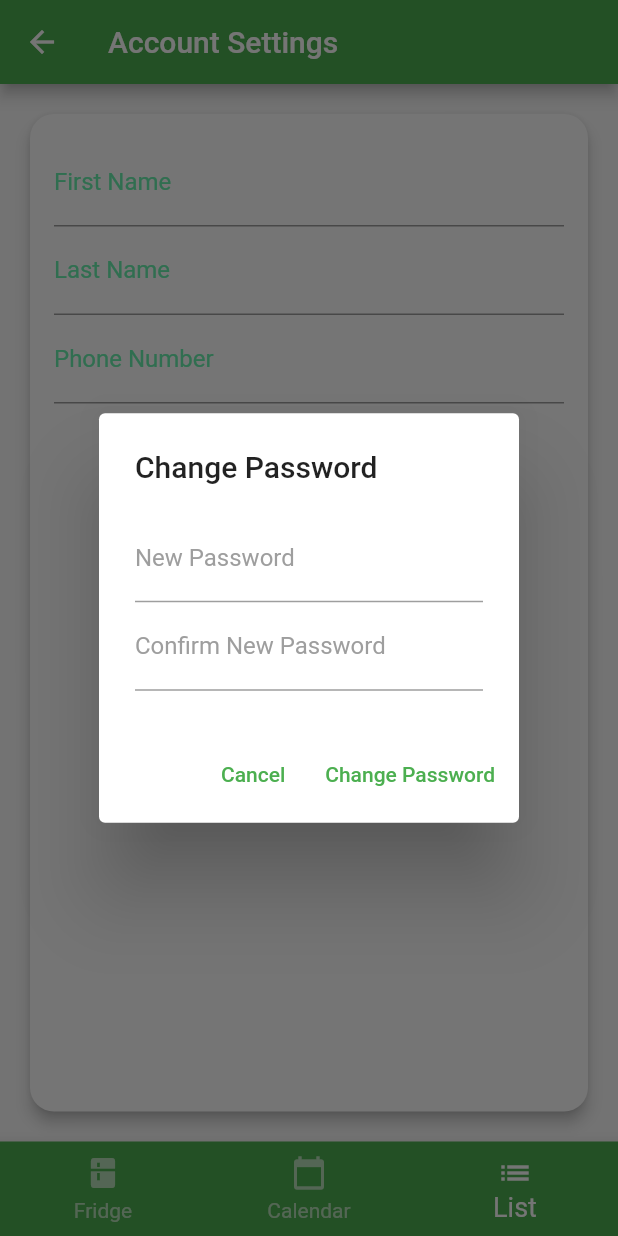
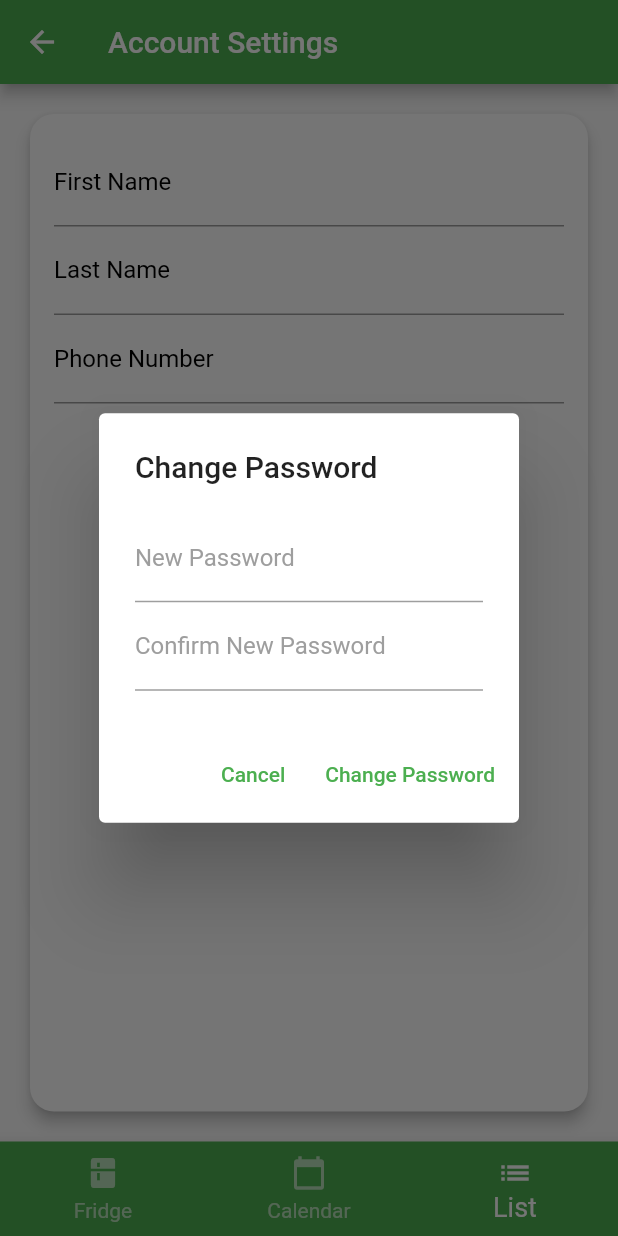
Before and after one commit to perezjovany/COP4331-Large-Project, a Flutter app: the AccountPage screen opened by its route, item 2 of the bottom bar chosen, after a tap on "Change Password", on a phone screen of 412 x 824 dp. Run offline on Flutter 3.47's test engine with Material 2 defaults, Android fonts, the phone set to English and light mode, and no system bars; our stand-ins replace flutter_secure_storage, flutter_typeahead, shared_preferences, syncfusion_flutter_calendar; missing offline and left inert: scan; accounts and stored records are empty; network calls fail.

Commit message:
black text

```diff
--- a/lib/account.dart
+++ b/lib/account.dart
@@ -80,10 +80,7 @@ class State_Account extends State<AccountPage> {
       print('URL: $url'); // print the URL for debugging
 
       var token = await getToken();
-      var headers = {
-        'Content-Type': 'application/json',
-        'Authorization': 'Bearer $token'
-      };
+      var headers = {'Content-Type': 'application/json', 'Authorization': 'Bearer $token'};
 
       var response = await http.get(url, headers: headers);
 
@@ -107,8 +104,7 @@ class State_Account extends State<AccountPage> {
               isVerified: userRes['isVerified'],
               daysLeft: userRes['daysLeft'] ?? 0,
               // Use 0 if daysLeft is null
-              isLightMode: userRes['isLightMode'] ??
-                  false); // Use false if isLightMode is null
+              isLightMode: userRes['isLightMode'] ?? false); // Use false if isLightMode is null
         });
       } else {
         _showErrorDialog(res['error']);
@@ -124,10 +120,7 @@ class State_Account extends State<AccountPage> {
     print('URL: $url'); // print the URL for debugging
 
     var token = await getToken();
-    var headers = {
-      'Content-Type': 'application/json',
-      'Authorization': 'Bearer $token'
-    };
+    var headers = {'Content-Type': 'application/json', 'Authorization': 'Bearer $token'};
 
     var body = jsonEncode({
       'userId': user.userId,
@@ -156,13 +149,11 @@ class State_Account extends State<AccountPage> {
   Widget build(BuildContext context) {
     return Scaffold(
       appBar: AppBar(
-        title: Text('Account Settings'), // Updated to use AppBar
+        title: const Text('Account Settings'), // Updated to use AppBar
       ),
-      body:
-      _user != null ? _buildUserForm(_user!) : CircularProgressIndicator(),
+      body: _user != null ? _buildUserForm(_user!) : const CircularProgressIndicator(),
       bottomNavigationBar: const bottomBar(
-        selectedIndex:
-        2, // Sets the selected index of the bottom navigation bar to 2
+        selectedIndex: 2, // Sets the selected index of the bottom navigation bar to 2
       ),
     );
   }
@@ -172,14 +163,14 @@ class State_Account extends State<AccountPage> {
       context: context,
       builder: (BuildContext dialogContext) {
         return AlertDialog(
-          title: Text('Error'),
+          title: const Text('Error'),
           content: Text(errorMessage),
           actions: [
             TextButton(
               onPressed: () {
                 Navigator.of(dialogContext).pop();
               },
-              child: Text('OK'),
+              child: const Text('OK'),
             ),
           ],
         );
@@ -218,14 +209,14 @@ class State_Account extends State<AccountPage> {
           context: context,
           builder: (BuildContext successDialogContext) {
             return AlertDialog(
-              title: Text('Success'),
-              content: Text('Password successfully changed.'),
+              title: const Text('Success'),
+              content: const Text('Password successfully changed.'),
               actions: [
                 TextButton(
                   onPressed: () {
                     Navigator.of(successDialogContext).pop();
                   },
-                  child: Text('OK'),
+                  child: const Text('OK'),
                 ),
               ],
             );
@@ -237,14 +228,14 @@ class State_Account extends State<AccountPage> {
           context: context,
           builder: (BuildContext errorDialogContext) {
             return AlertDialog(
-              title: Text('Error'),
-              content: Text('An error occurred while changing the password.'),
+              title: const Text('Error'),
+              content: const Text('An error occurred while changing the password.'),
               actions: [
                 TextButton(
                   onPressed: () {
                     Navigator.of(errorDialogContext).pop();
                   },
-                  child: Text('OK'),
+                  child: const Text('OK'),
                 ),
               ],
             );
@@ -257,14 +248,14 @@ class State_Account extends State<AccountPage> {
         context: context,
         builder: (BuildContext errorDialogContext) {
           return AlertDialog(
-            title: Text('Error'),
-            content: Text('An error occurred while changing the password.'),
+            title: const Text('Error'),
+            content: const Text('An error occurred while changing the password.'),
             actions: [
               TextButton(
                 onPressed: () {
                   Navigator.of(errorDialogContext).pop();
                 },
-                child: Text('OK'),
+                child: const Text('OK'),
               ),
             ],
           );
@@ -279,13 +270,13 @@ class State_Account extends State<AccountPage> {
       context: context,
       builder: (BuildContext dialogContext) {
         return AlertDialog(
-          title: Text('Change Password'),
+          title: const Text('Change Password'),
           content: Column(
             mainAxisSize: MainAxisSize.min,
             children: [
               TextFormField(
                 controller: newPasswordController,
-                decoration: InputDecoration(
+                decoration: const InputDecoration(
                   labelText: 'New Password',
                   labelStyle: TextStyle(color: Colors.grey), // Grey text color for the label
                   hintStyle: TextStyle(color: Colors.grey), // Grey hint text color
@@ -303,7 +294,7 @@ class State_Account extends State<AccountPage> {
               ),
               TextFormField(
                 controller: confirmPasswordController,
-                decoration: InputDecoration(
+                decoration: const InputDecoration(
                   labelText: 'Confirm New Password',
                   labelStyle: TextStyle(color: Colors.grey), // Grey text color for the label
                   hintStyle: TextStyle(color: Colors.grey), // Grey hint text color
@@ -326,7 +317,7 @@ class State_Account extends State<AccountPage> {
               onPressed: () {
                 Navigator.of(dialogContext).pop();
               },
-              child: Text('Cancel'),
+              child: const Text('Cancel'),
             ),
             TextButton(
               onPressed: () {
@@ -337,14 +328,14 @@ class State_Account extends State<AccountPage> {
                       context: context,
                       builder: (BuildContext errorDialogContext) {
                         return AlertDialog(
-                          title: Text('Error'),
-                          content: Text('Passwords do not match.'),
+                          title: const Text('Error'),
+                          content: const Text('Passwords do not match.'),
                           actions: [
                             TextButton(
                               onPressed: () {
                                 Navigator.of(errorDialogContext).pop();
                               },
-                              child: Text('OK'),
+                              child: const Text('OK'),
                             ),
                           ],
                         );
@@ -356,7 +347,7 @@ class State_Account extends State<AccountPage> {
                   }
                 }
               },
-              child: Text('Change Password'),
+              child: const Text('Change Password'),
             ),
           ],
         );
@@ -380,9 +371,8 @@ class State_Account extends State<AccountPage> {
               children: <Widget>[
                 TextFormField(
                   controller: user.firstNameController,
-                  decoration: const InputDecoration(
-                    labelText: 'First Name',
-                  ),
+                  decoration:
+                      const InputDecoration(labelText: 'First Name', labelStyle: TextStyle(color: Colors.black)),
                   validator: (value) {
                     if (value == null || value.isEmpty) {
                       return 'Please enter your first name';
@@ -392,9 +382,7 @@ class State_Account extends State<AccountPage> {
                 ),
                 TextFormField(
                   controller: user.lastNameController,
-                  decoration: const InputDecoration(
-                    labelText: 'Last Name',
-                  ),
+                  decoration: const InputDecoration(labelText: 'Last Name', labelStyle: TextStyle(color: Colors.black)),
                   validator: (value) {
                     if (value == null || value.isEmpty) {
                       return 'Please enter your last name';
@@ -404,9 +392,8 @@ class State_Account extends State<AccountPage> {
                 ),
                 TextFormField(
                   controller: user.phoneController,
-                  decoration: const InputDecoration(
-                    labelText: 'Phone Number',
-                  ),
+                  decoration:
+                      const InputDecoration(labelText: 'Phone Number', labelStyle: TextStyle(color: Colors.black)),
                   validator: (value) {
                     if (value == null || value.isEmpty) {
                       return 'Please enter your phone number';
@@ -414,7 +401,7 @@ class State_Account extends State<AccountPage> {
                     return null;
                   },
                 ),
-                SizedBox(height: 16),
+                const SizedBox(height: 16),
                 ElevatedButton(
                   onPressed: () {
                     if (_formKey.currentState!.validate()) {
@@ -427,7 +414,7 @@ class State_Account extends State<AccountPage> {
                     }
                   },
                   style: ElevatedButton.styleFrom(
-                    padding: EdgeInsets.symmetric(horizontal: 32, vertical: 12),
+                    padding: const EdgeInsets.symmetric(horizontal: 32, vertical: 12),
                     shape: RoundedRectangleBorder(
                       borderRadius: BorderRadius.circular(8),
                     ),
@@ -435,13 +422,13 @@ class State_Account extends State<AccountPage> {
                     onPrimary: Colors.white,
                     elevation: 4,
                   ),
-                  child: Text('Save Changes'),
+                  child: const Text('Save Changes'),
                 ),
-                SizedBox(height: 8), // Add spacing between the buttons
+                const SizedBox(height: 8), // Add spacing between the buttons
                 ElevatedButton(
                   onPressed: _handleChangePasswordButtonPressed,
                   style: ElevatedButton.styleFrom(
-                    padding: EdgeInsets.symmetric(horizontal: 32, vertical: 12),
+                    padding: const EdgeInsets.symmetric(horizontal: 32, vertical: 12),
                     shape: RoundedRectangleBorder(
                       borderRadius: BorderRadius.circular(8),
                     ),
@@ -449,7 +436,7 @@ class State_Account extends State<AccountPage> {
                     onPrimary: Colors.white,
                     elevation: 4,
                   ),
-                  child: Text('Change Password'),
+                  child: const Text('Change Password'),
                 ),
               ],
             ),
@@ -461,7 +448,7 @@ class State_Account extends State<AccountPage> {
 }
 
 void main() {
-  runApp(MaterialApp(
+  runApp(const MaterialApp(
     home: AccountPage(),
   ));
 }
--- a/lib/main.dart
+++ b/lib/main.dart
@@ -467,6 +467,7 @@ class _MainPageState extends State<MainPage> {
                   controller: ingController, // Use the TextEditingController
                   decoration: const InputDecoration(
                     hintText: 'Search Ingredient',
+                    hintStyle: TextStyle(color: Colors.black),
                     border: InputBorder.none,
                   ),
                   onChanged: _onSearchChanged,
```
Also changed, not shown: lib/list.dart (+18 -46 lines).
